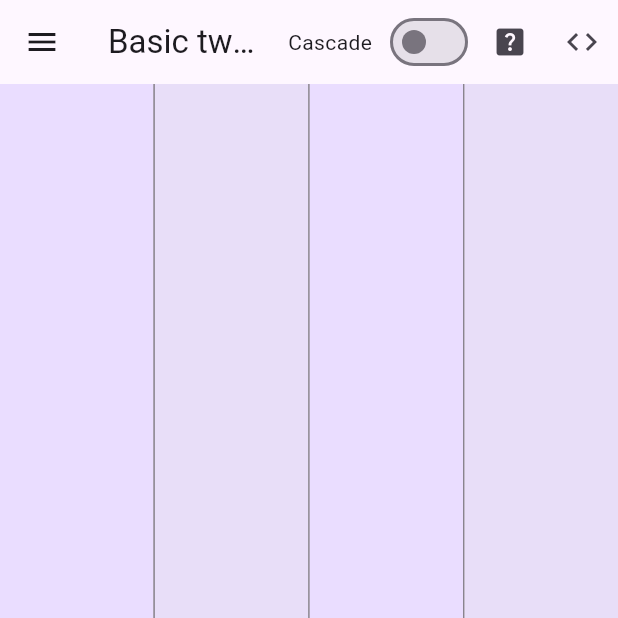
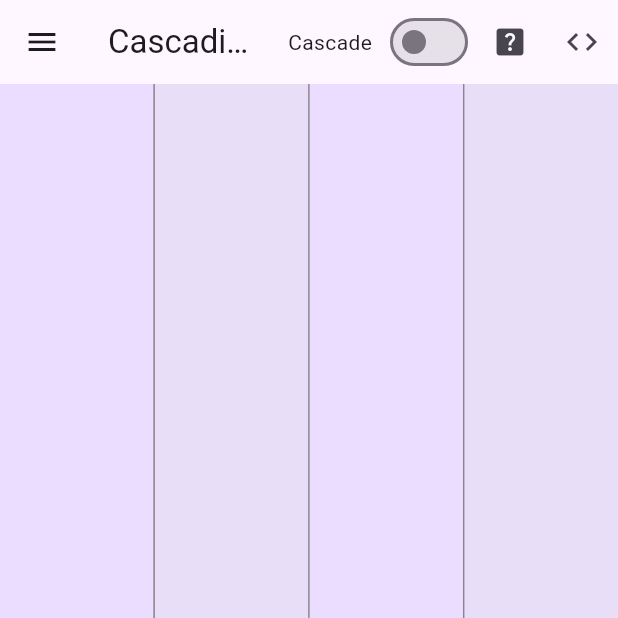
Before and after one commit to andyhorn/flutter_resizable_container, a Flutter app: the CascadingDeltaScreen screen opened by its route, on a phone screen of 412 x 824 dp, the top half of it. Run offline on Flutter 3.47's test engine with Material 3 defaults, Android fonts, the phone set to English and light mode, and no system bars; our stand-ins replace decimal, equatable, package_info_plus.

Commit message:
fix copy/paste error in example screen

```diff
--- a/example/lib/screens/cascading_delta/cascading_delta_screen.dart
+++ b/example/lib/screens/cascading_delta/cascading_delta_screen.dart
@@ -20,7 +20,7 @@ class _CascadingDeltaScreenState extends State<CascadingDeltaScreen> {
   Widget build(BuildContext context) {
     return Scaffold(
       appBar: AppBar(
-        title: const Text('Basic two-pane example'),
+        title: const Text('Cascading delta example'),
         actions: [
           Row(
             children: [
```
